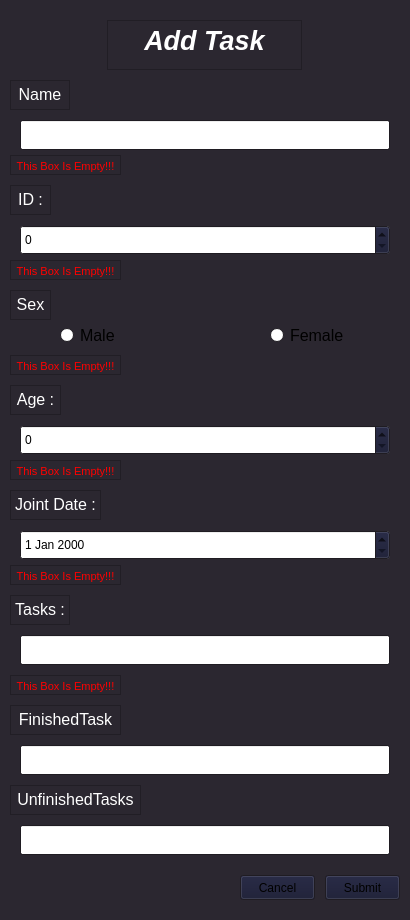
First picture: the form in Task.ui, repository HeidariSina/Management-App, before the edit.
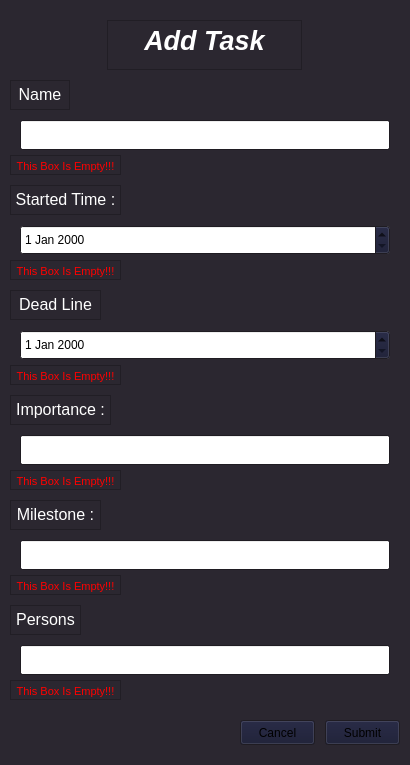
Second picture: the form after the edit.

What changed in the file:
```diff
--- a/Task.ui
+++ b/Task.ui
@@ -10,19 +10,19 @@
     <x>0</x>
     <y>0</y>
     <width>410</width>
-    <height>920</height>
+    <height>765</height>
    </rect>
   </property>
   <property name="minimumSize">
    <size>
     <width>410</width>
-    <height>920</height>
+    <height>765</height>
    </size>
   </property>
   <property name="maximumSize">
    <size>
     <width>410</width>
-    <height>920</height>
+    <height>765</height>
    </size>
   </property>
   <property name="palette">
@@ -298,7 +298,7 @@
      <rect>
       <x>10</x>
       <y>185</y>
-      <width>41</width>
+      <width>111</width>
       <height>30</height>
      </rect>
     </property>
@@ -359,7 +359,7 @@
 &lt;html&gt;&lt;head&gt;&lt;meta name=&quot;qrichtext&quot; content=&quot;1&quot; /&gt;&lt;style type=&quot;text/css&quot;&gt;
 p, li { white-space: pre-wrap; }
 &lt;/style&gt;&lt;/head&gt;&lt;body style=&quot; font-family:'Segoe UI'; font-size:20pt; font-weight:600; font-style:italic;&quot;&gt;
-&lt;p align=&quot;center&quot; style=&quot; margin-top:0px; margin-bottom:0px; margin-left:0px; margin-right:0px; -qt-block-indent:0; text-indent:0px;&quot;&gt;&lt;span style=&quot; font-size:12pt; font-weight:400; font-style:normal; color:#ffffff;&quot;&gt;ID :&lt;/span&gt;&lt;/p&gt;&lt;/body&gt;&lt;/html&gt;</string>
+&lt;p align=&quot;center&quot; style=&quot; margin-top:0px; margin-bottom:0px; margin-left:0px; margin-right:0px; -qt-block-indent:0; text-indent:0px;&quot;&gt;&lt;span style=&quot; font-size:12pt; font-weight:400; font-style:normal; color:#ffffff;&quot;&gt;Started Time :&lt;/span&gt;&lt;/p&gt;&lt;/body&gt;&lt;/html&gt;</string>
     </property>
    </widget>
    <widget class="QTextBrowser" name="SexText">
@@ -367,7 +367,7 @@
      <rect>
       <x>10</x>
       <y>290</y>
-      <width>41</width>
+      <width>91</width>
       <height>30</height>
      </rect>
     </property>
@@ -428,51 +428,15 @@
 &lt;html&gt;&lt;head&gt;&lt;meta name=&quot;qrichtext&quot; content=&quot;1&quot; /&gt;&lt;style type=&quot;text/css&quot;&gt;
 p, li { white-space: pre-wrap; }
 &lt;/style&gt;&lt;/head&gt;&lt;body style=&quot; font-family:'Segoe UI'; font-size:20pt; font-weight:600; font-style:italic;&quot;&gt;
-&lt;p align=&quot;center&quot; style=&quot; margin-top:0px; margin-bottom:0px; margin-left:0px; margin-right:0px; -qt-block-indent:0; text-indent:0px;&quot;&gt;&lt;span style=&quot; font-size:12pt; font-weight:400; font-style:normal; color:#ffffff;&quot;&gt;Sex :&lt;/span&gt;&lt;/p&gt;&lt;/body&gt;&lt;/html&gt;</string>
-    </property>
-   </widget>
-   <widget class="QRadioButton" name="MaleradioButton">
-    <property name="geometry">
-     <rect>
-      <x>60</x>
-      <y>325</y>
-      <width>80</width>
-      <height>20</height>
-     </rect>
-    </property>
-    <property name="font">
-     <font>
-      <pointsize>12</pointsize>
-     </font>
-    </property>
-    <property name="text">
-     <string>Male</string>
-    </property>
-   </widget>
-   <widget class="QRadioButton" name="FemaleradioButton">
-    <property name="geometry">
-     <rect>
-      <x>270</x>
-      <y>325</y>
-      <width>80</width>
-      <height>20</height>
-     </rect>
-    </property>
-    <property name="font">
-     <font>
-      <pointsize>12</pointsize>
-     </font>
-    </property>
-    <property name="text">
-     <string>Female</string>
+&lt;p align=&quot;center&quot; style=&quot; margin-top:0px; margin-bottom:0px; margin-left:0px; margin-right:0px; -qt-block-indent:0; text-indent:0px;&quot;&gt;&lt;span style=&quot; font-size:12pt; font-weight:400; font-style:normal; color:#ffffff;&quot;&gt;Dead Line :&lt;/span&gt;&lt;/p&gt;&lt;/body&gt;&lt;/html&gt;</string>
     </property>
    </widget>
    <widget class="QTextBrowser" name="AgeText">
     <property name="geometry">
      <rect>
       <x>10</x>
-      <y>385</y>
-      <width>51</width>
+      <y>395</y>
+      <width>101</width>
       <height>30</height>
      </rect>
     </property>
@@ -533,14 +497,14 @@
 &lt;html&gt;&lt;head&gt;&lt;meta name=&quot;qrichtext&quot; content=&quot;1&quot; /&gt;&lt;style type=&quot;text/css&quot;&gt;
 p, li { white-space: pre-wrap; }
 &lt;/style&gt;&lt;/head&gt;&lt;body style=&quot; font-family:'Segoe UI'; font-size:20pt; font-weight:600; font-style:italic;&quot;&gt;
-&lt;p align=&quot;center&quot; style=&quot; margin-top:0px; margin-bottom:0px; margin-left:0px; margin-right:0px; -qt-block-indent:0; text-indent:0px;&quot;&gt;&lt;span style=&quot; font-size:12pt; font-weight:400; font-style:normal; color:#ffffff;&quot;&gt;Age :&lt;/span&gt;&lt;/p&gt;&lt;/body&gt;&lt;/html&gt;</string>
+&lt;p align=&quot;center&quot; style=&quot; margin-top:0px; margin-bottom:0px; margin-left:0px; margin-right:0px; -qt-block-indent:0; text-indent:0px;&quot;&gt;&lt;span style=&quot; font-size:12pt; font-weight:400; font-style:normal; color:#ffffff;&quot;&gt;Importance :&lt;/span&gt;&lt;/p&gt;&lt;/body&gt;&lt;/html&gt;</string>
     </property>
    </widget>
    <widget class="QTextBrowser" name="JointDateText">
     <property name="geometry">
      <rect>
       <x>10</x>
-      <y>490</y>
+      <y>500</y>
       <width>91</width>
       <height>30</height>
      </rect>
@@ -602,15 +566,15 @@
 &lt;html&gt;&lt;head&gt;&lt;meta name=&quot;qrichtext&quot; content=&quot;1&quot; /&gt;&lt;style type=&quot;text/css&quot;&gt;
 p, li { white-space: pre-wrap; }
 &lt;/style&gt;&lt;/head&gt;&lt;body style=&quot; font-family:'Segoe UI'; font-size:20pt; font-weight:600; font-style:italic;&quot;&gt;
-&lt;p align=&quot;center&quot; style=&quot; margin-top:0px; margin-bottom:0px; margin-left:0px; margin-right:0px; -qt-block-indent:0; text-indent:0px;&quot;&gt;&lt;span style=&quot; font-size:12pt; font-weight:400; font-style:normal; color:#ffffff;&quot;&gt;Joint Date :&lt;/span&gt;&lt;/p&gt;&lt;/body&gt;&lt;/html&gt;</string>
+&lt;p align=&quot;center&quot; style=&quot; margin-top:0px; margin-bottom:0px; margin-left:0px; margin-right:0px; -qt-block-indent:0; text-indent:0px;&quot;&gt;&lt;span style=&quot; font-size:12pt; font-weight:400; font-style:normal; color:#ffffff;&quot;&gt;Milestone :&lt;/span&gt;&lt;/p&gt;&lt;/body&gt;&lt;/html&gt;</string>
     </property>
    </widget>
    <widget class="QTextBrowser" name="TasksText">
     <property name="geometry">
      <rect>
       <x>10</x>
-      <y>595</y>
-      <width>60</width>
+      <y>605</y>
+      <width>71</width>
       <height>30</height>
      </rect>
     </property>
@@ -671,83 +635,14 @@
 &lt;html&gt;&lt;head&gt;&lt;meta name=&quot;qrichtext&quot; content=&quot;1&quot; /&gt;&lt;style type=&quot;text/css&quot;&gt;
 p, li { white-space: pre-wrap; }
 &lt;/style&gt;&lt;/head&gt;&lt;body style=&quot; font-family:'Segoe UI'; font-size:20pt; font-weight:600; font-style:italic;&quot;&gt;
-&lt;p align=&quot;center&quot; style=&quot; margin-top:0px; margin-bottom:0px; margin-left:0px; margin-right:0px; -qt-block-indent:0; text-indent:0px;&quot;&gt;&lt;span style=&quot; font-size:12pt; font-weight:400; font-style:normal; color:#ffffff;&quot;&gt;Tasks :&lt;/span&gt;&lt;/p&gt;&lt;/body&gt;&lt;/html&gt;</string>
-    </property>
-   </widget>
-   <widget class="QTextBrowser" name="FinishedTasksText">
-    <property name="geometry">
-     <rect>
-      <x>10</x>
-      <y>705</y>
-      <width>111</width>
-      <height>30</height>
-     </rect>
-    </property>
-    <property name="palette">
-     <palette>
-      <active>
-       <colorrole role="Base">
-        <brush brushstyle="SolidPattern">
-         <color alpha="255">
-          <red>43</red>
-          <green>39</green>
-          <blue>48</blue>
-         </color>
-        </brush>
-       </colorrole>
-      </active>
-      <inactive>
-       <colorrole role="Base">
-        <brush brushstyle="SolidPattern">
-         <color alpha="255">
-          <red>43</red>
-          <green>39</green>
-          <blue>48</blue>
-         </color>
-        </brush>
-       </colorrole>
-      </inactive>
-      <disabled>
-       <colorrole role="Base">
-        <brush brushstyle="SolidPattern">
-         <color alpha="255">
-          <red>0</red>
-          <green>0</green>
-          <blue>94</blue>
-         </color>
-        </brush>
-       </colorrole>
-      </disabled>
-     </palette>
-    </property>
-    <property name="font">
-     <font>
-      <family>Segoe UI</family>
-      <pointsize>20</pointsize>
-      <weight>75</weight>
-      <italic>true</italic>
-      <bold>true</bold>
-     </font>
-    </property>
-    <property name="verticalScrollBarPolicy">
-     <enum>Qt::ScrollBarAlwaysOff</enum>
-    </property>
-    <property name="horizontalScrollBarPolicy">
-     <enum>Qt::ScrollBarAlwaysOff</enum>
-    </property>
-    <property name="html">
-     <string>&lt;!DOCTYPE HTML PUBLIC &quot;-//W3C//DTD HTML 4.0//EN&quot; &quot;http://www.w3.org/TR/REC-html40/strict.dtd&quot;&gt;
-&lt;html&gt;&lt;head&gt;&lt;meta name=&quot;qrichtext&quot; content=&quot;1&quot; /&gt;&lt;style type=&quot;text/css&quot;&gt;
-p, li { white-space: pre-wrap; }
-&lt;/style&gt;&lt;/head&gt;&lt;body style=&quot; font-family:'Segoe UI'; font-size:20pt; font-weight:600; font-style:italic;&quot;&gt;
-&lt;p align=&quot;center&quot; style=&quot; margin-top:0px; margin-bottom:0px; margin-left:0px; margin-right:0px; -qt-block-indent:0; text-indent:0px;&quot;&gt;&lt;span style=&quot; font-size:12pt; font-weight:400; font-style:normal; color:#ffffff;&quot;&gt;FinishedTasks :&lt;/span&gt;&lt;/p&gt;&lt;/body&gt;&lt;/html&gt;</string>
+&lt;p align=&quot;center&quot; style=&quot; margin-top:0px; margin-bottom:0px; margin-left:0px; margin-right:0px; -qt-block-indent:0; text-indent:0px;&quot;&gt;&lt;span style=&quot; font-size:12pt; font-weight:400; font-style:normal; color:#ffffff;&quot;&gt;Persons :&lt;/span&gt;&lt;/p&gt;&lt;/body&gt;&lt;/html&gt;</string>
     </property>
    </widget>
    <widget class="QLineEdit" name="TasksEdit">
     <property name="geometry">
      <rect>
       <x>20</x>
-      <y>635</y>
+      <y>645</y>
       <width>370</width>
       <height>30</height>
      </rect>
@@ -756,145 +651,11 @@
      <set>Qt::AlignLeading|Qt::AlignLeft|Qt::AlignVCenter</set>
     </property>
    </widget>
-   <widget class="QLineEdit" name="FinishedTasksEdit">
-    <property name="geometry">
-     <rect>
-      <x>20</x>
-      <y>745</y>
-      <width>370</width>
-      <height>30</height>
-     </rect>
-    </property>
-    <property name="alignment">
-     <set>Qt::AlignLeading|Qt::AlignLeft|Qt::AlignVCenter</set>
-    </property>
-   </widget>
-   <widget class="QTextBrowser" name="UnfinishedTasksText">
-    <property name="geometry">
-     <rect>
-      <x>10</x>
-      <y>785</y>
-      <width>131</width>
-      <height>30</height>
-     </rect>
-    </property>
-    <property name="palette">
-     <palette>
-      <active>
-       <colorrole role="Base">
-        <brush brushstyle="SolidPattern">
-         <color alpha="255">
-          <red>43</red>
-          <green>39</green>
-          <blue>48</blue>
-         </color>
-        </brush>
-       </colorrole>
-      </active>
-      <inactive>
-       <colorrole role="Base">
-        <brush brushstyle="SolidPattern">
-         <color alpha="255">
-          <red>43</red>
-          <green>39</green>
-          <blue>48</blue>
-         </color>
-        </brush>
-       </colorrole>
-      </inactive>
-      <disabled>
-       <colorrole role="Base">
-        <brush brushstyle="SolidPattern">
-         <color alpha="255">
-          <red>0</red>
-          <green>0</green>
-          <blue>94</blue>
-         </color>
-        </brush>
-       </colorrole>
-      </disabled>
-     </palette>
-    </property>
-    <property name="font">
-     <font>
-      <family>Segoe UI</family>
-      <pointsize>20</pointsize>
-      <weight>75</weight>
-      <italic>true</italic>
-      <bold>true</bold>
-     </font>
-    </property>
-    <property name="verticalScrollBarPolicy">
-     <enum>Qt::ScrollBarAlwaysOff</enum>
-    </property>
-    <property name="horizontalScrollBarPolicy">
-     <enum>Qt::ScrollBarAlwaysOff</enum>
-    </property>
-    <property name="html">
-     <string>&lt;!DOCTYPE HTML PUBLIC &quot;-//W3C//DTD HTML 4.0//EN&quot; &quot;http://www.w3.org/TR/REC-html40/strict.dtd&quot;&gt;
-&lt;html&gt;&lt;head&gt;&lt;meta name=&quot;qrichtext&quot; content=&quot;1&quot; /&gt;&lt;style type=&quot;text/css&quot;&gt;
-p, li { white-space: pre-wrap; }
-&lt;/style&gt;&lt;/head&gt;&lt;body style=&quot; font-family:'Segoe UI'; font-size:20pt; font-weight:600; font-style:italic;&quot;&gt;
-&lt;p align=&quot;center&quot; style=&quot; margin-top:0px; margin-bottom:0px; margin-left:0px; margin-right:0px; -qt-block-indent:0; text-indent:0px;&quot;&gt;&lt;span style=&quot; font-size:12pt; font-weight:400; font-style:normal; color:#ffffff;&quot;&gt;UnfinishedTasks :&lt;/span&gt;&lt;/p&gt;&lt;/body&gt;&lt;/html&gt;</string>
-    </property>
-   </widget>
-   <widget class="QLineEdit" name="UnfinishedTasksEdit">
-    <property name="geometry">
-     <rect>
-      <x>20</x>
-      <y>825</y>
-      <width>370</width>
-      <height>30</height>
-     </rect>
-    </property>
-    <property name="alignment">
-     <set>Qt::AlignLeading|Qt::AlignLeft|Qt::AlignVCenter</set>
-    </property>
-   </widget>
-   <widget class="QDateEdit" name="dateEdit">
-    <property name="geometry">
-     <rect>
-      <x>20</x>
-      <y>530</y>
-      <width>370</width>
-      <height>30</height>
-     </rect>
-    </property>
-   </widget>
-   <widget class="QSpinBox" name="IDspinBox">
-    <property name="geometry">
-     <rect>
-      <x>20</x>
-      <y>225</y>
-      <width>370</width>
-      <height>30</height>
-     </rect>
-    </property>
-    <property name="alignment">
-     <set>Qt::AlignLeading|Qt::AlignLeft|Qt::AlignVCenter</set>
-    </property>
-    <property name="maximum">
-     <number>99</number>
-    </property>
-   </widget>
-   <widget class="QSpinBox" name="AgespinBox">
-    <property name="geometry">
-     <rect>
-      <x>20</x>
-      <y>425</y>
-      <width>370</width>
-      <height>30</height>
-     </rect>
-    </property>
-    <property name="maximum">
-     <number>99</number>
-    </property>
-   </widget>
    <widget class="QPushButton" name="SubmitpushButton">
     <property name="geometry">
      <rect>
       <x>325</x>
-      <y>875</y>
+      <y>720</y>
       <width>75</width>
       <height>25</height>
      </rect>
@@ -907,7 +668,7 @@
     <property name="geometry">
      <rect>
       <x>240</x>
-      <y>875</y>
+      <y>720</y>
       <width>75</width>
       <height>25</height>
      </rect>
@@ -1061,7 +822,7 @@
     <property name="geometry">
      <rect>
       <x>10</x>
-      <y>355</y>
+      <y>365</y>
       <width>111</width>
       <height>20</height>
      </rect>
@@ -1130,7 +891,7 @@
     <property name="geometry">
      <rect>
       <x>10</x>
-      <y>460</y>
+      <y>470</y>
       <width>111</width>
       <height>20</height>
      </rect>
@@ -1199,7 +960,7 @@
     <property name="geometry">
      <rect>
       <x>10</x>
-      <y>565</y>
+      <y>575</y>
       <width>111</width>
       <height>20</height>
      </rect>
@@ -1268,7 +1029,7 @@
     <property name="geometry">
      <rect>
       <x>10</x>
-      <y>675</y>
+      <y>680</y>
       <width>111</width>
       <height>20</height>
      </rect>
@@ -1333,6 +1094,58 @@
 &lt;p align=&quot;center&quot; style=&quot; margin-top:0px; margin-bottom:0px; margin-left:0px; margin-right:0px; -qt-block-indent:0; text-indent:0px;&quot;&gt;&lt;span style=&quot; font-size:8pt; font-weight:400; font-style:normal; color:#ff0000;&quot;&gt;This Box Is Empty!!!&lt;/span&gt;&lt;/p&gt;&lt;/body&gt;&lt;/html&gt;</string>
     </property>
    </widget>
+   <widget class="QDateEdit" name="dateEdit_2">
+    <property name="geometry">
+     <rect>
+      <x>20</x>
+      <y>225</y>
+      <width>370</width>
+      <height>30</height>
+     </rect>
+    </property>
+   </widget>
+   <widget class="QDateEdit" name="dateEdit_3">
+    <property name="geometry">
+     <rect>
+      <x>20</x>
+      <y>330</y>
+      <width>370</width>
+      <height>30</height>
+     </rect>
+    </property>
+   </widget>
+   <widget class="QLineEdit" name="NameEdit_2">
+    <property name="geometry">
+     <rect>
+      <x>20</x>
+      <y>435</y>
+      <width>370</width>
+      <height>30</height>
+     </rect>
+    </property>
+    <property name="styleSheet">
+     <string notr="true"/>
+    </property>
+    <property name="alignment">
+     <set>Qt::AlignLeading|Qt::AlignLeft|Qt::AlignVCenter</set>
+    </property>
+   </widget>
+   <widget class="QLineEdit" name="NameEdit_3">
+    <property name="geometry">
+     <rect>
+      <x>20</x>
+      <y>540</y>
+      <width>370</width>
+      <height>30</height>
+     </rect>
+    </property>
+    <property name="styleSheet">
+     <string notr="true"/>
+    </property>
+    <property name="alignment">
+     <set>Qt::AlignLeading|Qt::AlignLeft|Qt::AlignVCenter</set>
+    </property>
+   </widget>
   </widget>
  </widget>
  <resources/>
```
